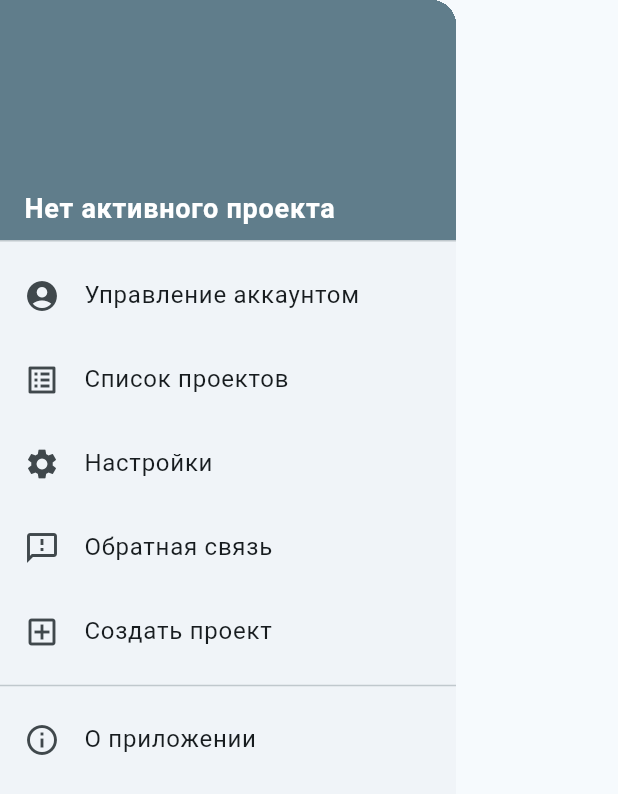
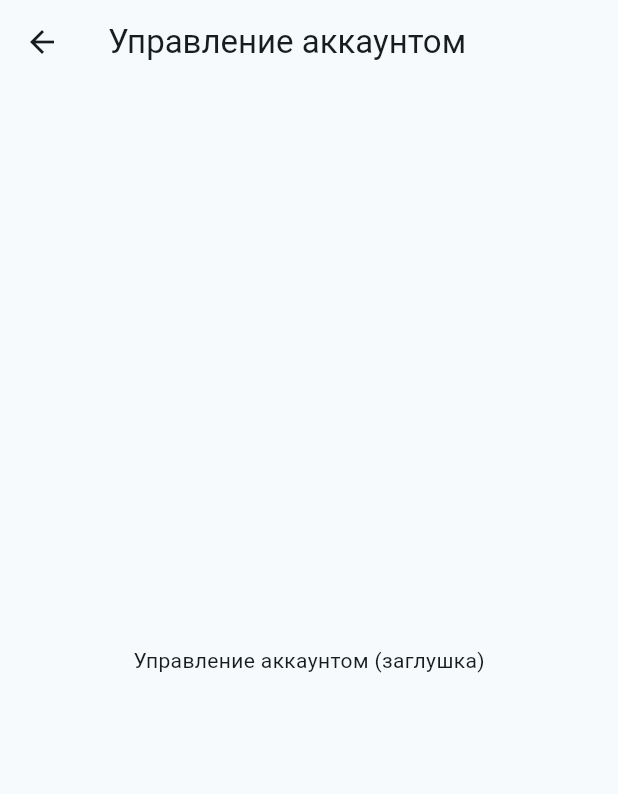
Before and after one commit to waistingyourtime/workgrid-flutter, a Flutter app: the AppDrawer widget shown alone on an empty page, opened directly with empty values, after a tap on "Управление аккаунтом", on a phone screen of 412 x 824 dp. Shown: the top 794 px of the screen. Run offline on Flutter 3.47's test engine with Material 3 defaults, Android fonts, the phone set to English and light mode, and no system bars.

Commit message:
Update app_drawer.dart

```diff
--- a/src/lib/widgets/app_drawer.dart
+++ b/src/lib/widgets/app_drawer.dart
@@ -9,6 +9,15 @@ class AppDrawer extends StatelessWidget {
     required this.currentProjectName,
     required this.onCreateProject,
   });
+
+  void _openStub(BuildContext context, String title) {
+    Navigator.pop(context); // закрыть drawer
+    Navigator.of(context).push(
+      MaterialPageRoute(
+        builder: (_) => _StubScreen(title: title),
+      ),
+    );
+  }
 
   @override
   Widget build(BuildContext context) {
@@ -26,20 +35,61 @@ class AppDrawer extends StatelessWidget {
                 hasProject ? currentProjectName! : 'Нет активного проекта',
                 maxLines: 1,
                 overflow: TextOverflow.ellipsis,
-                style: const TextStyle(fontSize: 18, fontWeight: FontWeight.bold, color: Colors.white),
+                style: const TextStyle(
+                  fontSize: 18,
+                  fontWeight: FontWeight.bold,
+                  color: Colors.white,
+                ),
               ),
             ),
           ),
-          ListTile(leading: const Icon(Icons.account_circle),   title: const Text('Управление аккаунтом'), onTap: () {}),
-          ListTile(leading: const Icon(Icons.list_alt),         title: const Text('Список проектов'),      onTap: () {}),
-          ListTile(leading: const Icon(Icons.settings),         title: const Text('Настройки'),            onTap: () {}),
-          ListTile(leading: const Icon(Icons.feedback_outlined),title: const Text('Обратная связь'),       onTap: () {}),
+          ListTile(
+            leading: const Icon(Icons.account_circle),
+            title: const Text('Управление аккаунтом'),
+            onTap: () => _openStub(context, 'Управление аккаунтом'),
+          ),
+          ListTile(
+            leading: const Icon(Icons.list_alt),
+            title: const Text('Список проектов'),
+            onTap: () => _openStub(context, 'Список проектов'),
+          ),
+          ListTile(
+            leading: const Icon(Icons.settings),
+            title: const Text('Настройки'),
+            onTap: () => _openStub(context, 'Настройки'),
+          ),
+          ListTile(
+            leading: const Icon(Icons.feedback_outlined),
+            title: const Text('Обратная связь'),
+            onTap: () => _openStub(context, 'Обратная связь'),
+          ),
           // новая кнопка "Создать проект" — над "О приложении"
-          ListTile(leading: const Icon(Icons.add_box_outlined), title: const Text('Создать проект'),       onTap: onCreateProject),
+          ListTile(
+            leading: const Icon(Icons.add_box_outlined),
+            title: const Text('Создать проект'),
+            onTap: onCreateProject,
+          ),
           const Divider(),
-          ListTile(leading: const Icon(Icons.info_outline),     title: const Text('О приложении'),         onTap: () {}),
+          ListTile(
+            leading: const Icon(Icons.info_outline),
+            title: const Text('О приложении'),
+            onTap: () => _openStub(context, 'О приложении'),
+          ),
         ],
       ),
     );
   }
 }
+
+class _StubScreen extends StatelessWidget {
+  final String title;
+  const _StubScreen({required this.title});
+
+  @override
+  Widget build(BuildContext context) {
+    return Scaffold(
+      appBar: AppBar(title: Text(title)),
+      body: Center(child: Text('$title (заглушка)')),
+    );
+  }
+}
```
